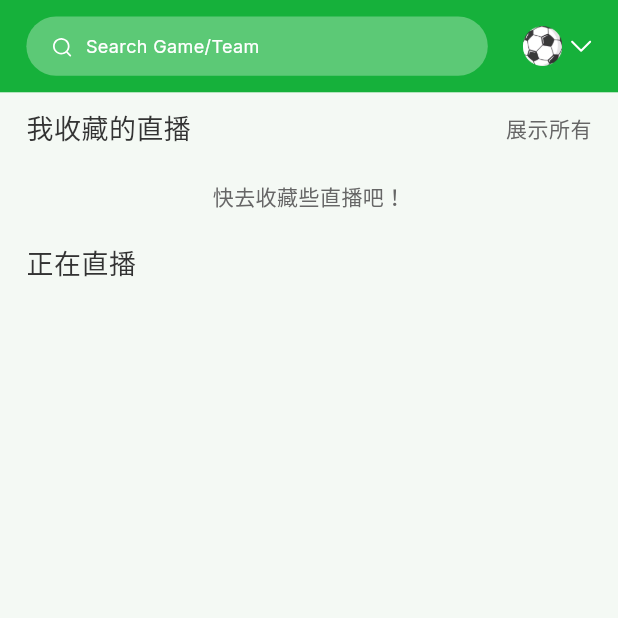
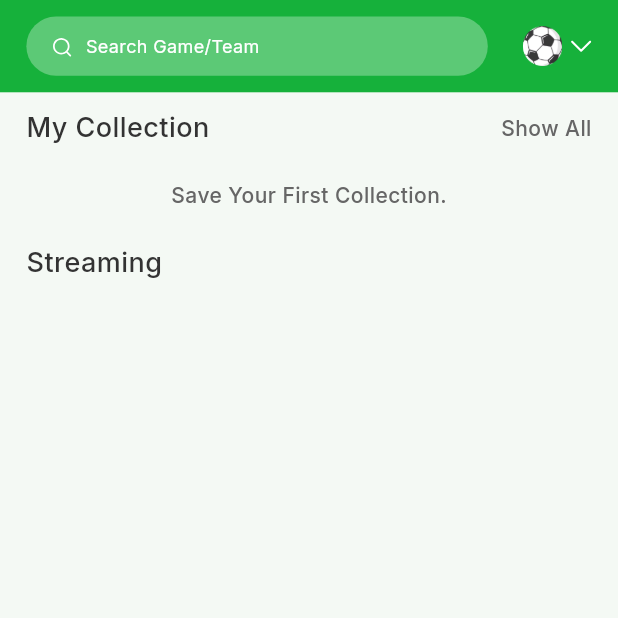
Before and after one commit to Esthert0109/sport_app1, a Flutter app: the BasketballLivePage screen opened directly, on a phone screen of 412 x 824 dp, the top half of it. Run offline on Flutter 3.47's test engine with Material 3 defaults, Android fonts, the phone set to English and light mode, and no system bars; our stand-ins replace card_loading, card_swiper, carousel_slider, flutter_svg, get, google_fonts and 9 more; missing offline and left inert: libphonenumber_plugin, live_flutter_plugin, tencent_cloud_av_chat_room, tencent_cloud_chat_uikit; accounts and stored records are empty; generated files the repository leaves out were written again; network calls fail.

Commit message:
localization update

```diff
--- a/sport_app/lib/Pages/BasketballPages/LivePage/basketballLivePage.dart
+++ b/sport_app/lib/Pages/BasketballPages/LivePage/basketballLivePage.dart
@@ -64,66 +64,6 @@ class _BasketballLivePageState extends State<BasketballLivePage>
 
   List<CollectMatchesData> threeCollections = [];
   int collectionLength = 0;
-
-  // get data
-  // Future<String> getPreBookmarkId() async {
-  //   final prefs = await SharedPreferences.getInstance();
-  //   final removeBookmarkId = prefs.getString('removeBookmarkId') ?? "";
-  //   return removeBookmarkId;
-  // }
-
-  // Future<String> savedPreBookmarkId() async {
-  //   final prefs = await SharedPreferences.getInstance();
-  //   final savedBookmarkId = prefs.getString('savedBookmarkId') ?? "";
-  //   return savedBookmarkId;
-  // }
-
-  // Future<String> removeBookmarkIndex() async {
-  //   final prefs = await SharedPreferences.getInstance();
-  //   final removeBookmarkIndex = prefs.getString('removeBookmarkIndex') ?? "";
-  //   return removeBookmarkIndex;
-  // }
-
-  // Future<String?> removePreBookmarkId() async {
-  //   final prefs = await SharedPreferences.getInstance();
-  //   await prefs.remove('savedBookmarkId');
-  //   await prefs.remove('removeBookmarkId');
-  //   await prefs.remove('savedBookmarkIndex');
-  //   return null;
-  // }
-
-  // Future<List<dynamic>> getLiveStreamBookmark() async {
-  //   List<dynamic> getLiveStreamBookmarkList =
-  //       await savedBookmarkProvider.getLiveStreamBookmark();
-  //   print(getLiveStreamBookmarkList);
-  //   return getLiveStreamBookmarkList;
-  // }
-
-  // Future<List<dynamic>> refreshBookmarkList() async {
-  //   getLiveStreamBookmark().then((value) {
-  //     if (mounted) {
-  //       setState(() {
-  //         savedBookmarkList = value;
-
-  //         savedBookmarkList.sort((a, b) {
-  //           final DateTime dateTimeA = a["matchDate"] ?? DateTime(0);
-  //           final DateTime dateTimeB = b["matchDate"] ?? DateTime(0);
-  //           return dateTimeB.compareTo(dateTimeA);
-  //         });
-  //       });
-  //     }
-  //   });
-  //   return savedBookmarkList;
-  // }
-
-//provider with body
-  // Future<List<dynamic>?>? getAllLiveStreamListProvider() async {
-  //   getAllLiveStreamList = await liveProvider.getAllLiveStreamList();
-  //   allStreamCount = getAllLiveStreamList!.length;
-
-  //   print("check popular stream list: $getAllLiveStreamList");
-  //   return getAllLiveStreamList;
-  // }
 
   Future<void> getAllLiveList() async {
     LiveStreamModel? liveList = await liveProvider.getAllLiveStreamList();
@@ -349,7 +289,7 @@ class _BasketballLivePageState extends State<BasketballLivePage>
                         crossAxisAlignment: CrossAxisAlignment.center,
                         children: [
                           Text(
-                            '我收藏的直播',
+                            AppLocalizations.of(context)!.myCollection,
                             style: tMain,
                           ),
                           GestureDetector(
@@ -357,7 +297,7 @@ class _BasketballLivePageState extends State<BasketballLivePage>
                               print("goto saved Live");
                             },
                             child: Text(
-                              '展示所有',
+                              AppLocalizations.of(context)!.showAll,
                               style: tShowAll,
                             ),
                           )
@@ -380,7 +320,10 @@ class _BasketballLivePageState extends State<BasketballLivePage>
                           : (collectionLength == 0)
                               ? Padding(
                                   padding: EdgeInsets.all(20 * fem),
-                                  child: Text('快去收藏些直播吧！', style: tShowAll),
+                                  child: Text(
+                                      AppLocalizations.of(context)!
+                                          .savedCollection,
+                                      style: tShowAll),
                                 )
                               : ListView.builder(
                                   physics: const NeverScrollableScrollPhysics(),
@@ -439,7 +382,7 @@ class _BasketballLivePageState extends State<BasketballLivePage>
                       Align(
                         alignment: Alignment.topLeft,
                         child: Text(
-                          '正在直播',
+                          AppLocalizations.of(context)!.streaming,
                           style: tMain,
                         ),
                       ),
--- a/sport_app/lib/l10n/app_en.arb
+++ b/sport_app/lib/l10n/app_en.arb
@@ -44,5 +44,8 @@
     "forgotPassword": "Forgot password?",
     "rightPassword": "Please enter the correct password",
     "accExist": "Account existed? ",
-    "regNow": "Register Now."
+    "regNow": "Register Now.",
+    "showAll": "Show All",
+    "savedCollection": "Save Your First Collection.",
+    "streaming": "Streaming"
 }
--- a/sport_app/lib/l10n/app_zh.arb
+++ b/sport_app/lib/l10n/app_zh.arb
@@ -44,6 +44,10 @@
     "forgotPassword": "忘记密码？",
     "rightPassword": "请输入正确的密码",
     "accExist": "已经有帐户？",
-    "regNow": "立刻注册"
+    "regNow": "立刻注册",
+    "showAll": "展示所有",
+    "savedCollection": "快去收藏些直播吧！",
+    "streaming": "正在直播"
+
 
 }
```
